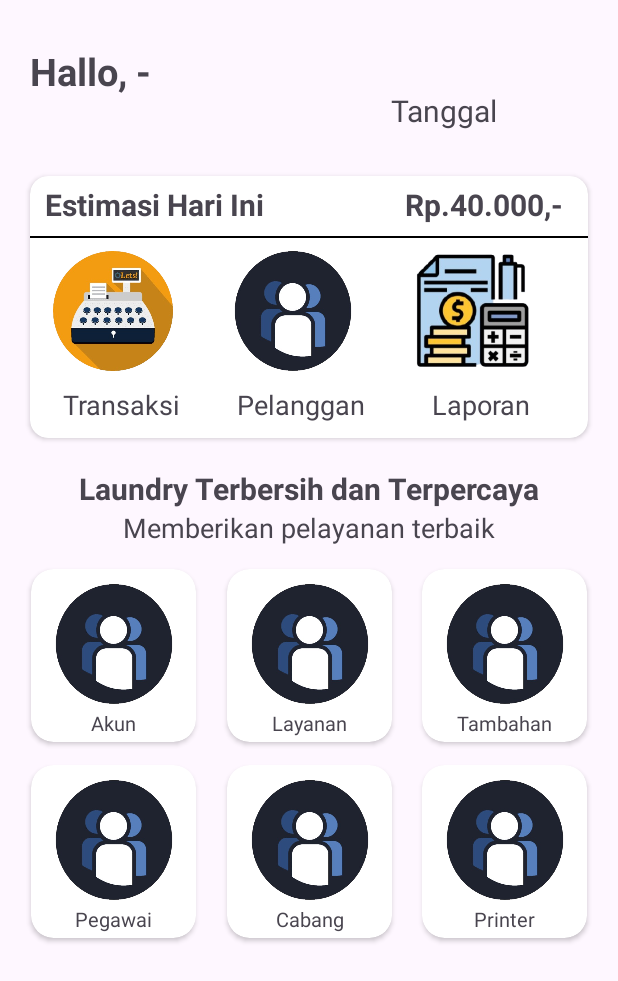
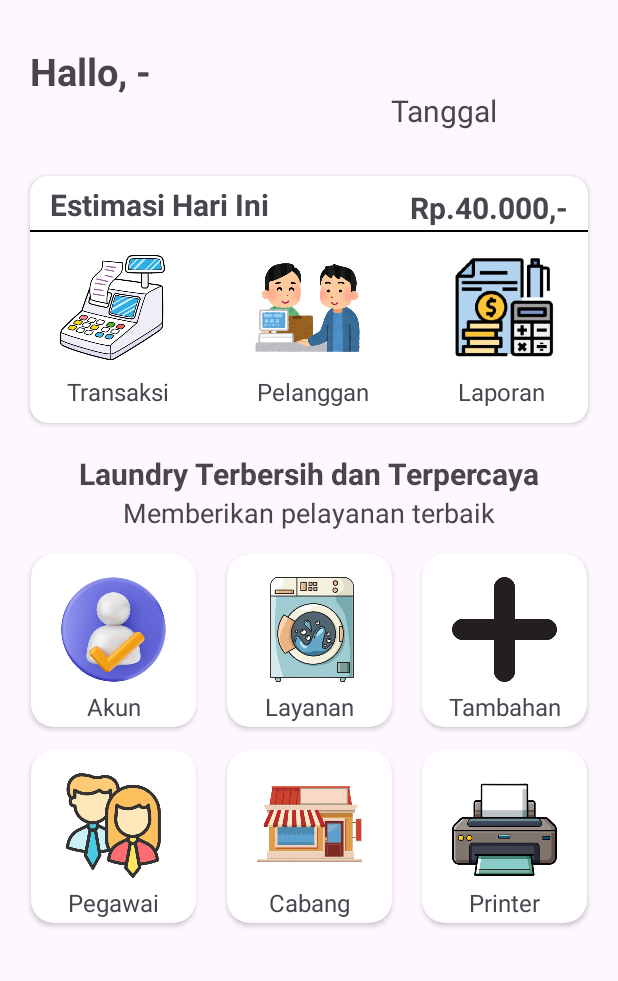
Before and after one commit to RahmaniaNurulA/Laundry, an Android app: the MainActivity screen opened directly, with no data from a screen before it, on a phone screen of 412 x 824 dp. Shown: the top 981 px of the screen. Run offline under Robolectric (Android 15) with nearby library versions, the light colour scheme and no system bars.

Commit message:
desain potrait aplikasi laundry

```diff
--- a/app/src/main/res/layout/activity_main.xml
+++ b/app/src/main/res/layout/activity_main.xml
@@ -44,70 +44,120 @@
         android:layout_marginStart="20dp"
         android:layout_marginEnd="20dp">
 
+        <androidx.constraintlayout.widget.ConstraintLayout
+            android:layout_width="match_parent"
+            android:layout_height="wrap_content">
         <TextView
+            android:id="@+id/tves"
             android:layout_width="wrap_content"
             android:layout_height="wrap_content"
             android:text="Estimasi Hari Ini"
             android:textStyle="bold"
             android:textSize="20dp"
+            app:layout_constraintTop_toTopOf="parent"
+            app:layout_constraintBottom_toTopOf="@id/garis"
+            app:layout_constraintStart_toStartOf="parent"
+            app:layout_constraintEnd_toStartOf="@id/tvrp"
             android:layout_marginTop="5dp"
             android:layout_marginStart="10dp"/>
         <TextView
+            android:id="@+id/tvrp"
             android:layout_width="wrap_content"
             android:layout_height="wrap_content"
             android:text="Rp.40.000,-"
             android:textStyle="bold"
             android:layout_marginTop="5dp"
+            android:layout_marginEnd="10dp"
+            app:layout_constraintTop_toTopOf="parent"
+            app:layout_constraintBottom_toTopOf="@id/garis"
+            app:layout_constraintStart_toEndOf="@id/tves"
+            app:layout_constraintEnd_toEndOf="parent"
             android:textSize="20dp"
-            android:layout_marginStart="250dp"/>
+            android:layout_marginStart="90dp"/>
         <View
+            android:id="@+id/garis"
             android:layout_width="match_parent"
             android:layout_height="1dp"
-            android:layout_marginTop="40dp"
+            android:layout_marginTop="3dp"
+            app:layout_constraintTop_toBottomOf="@id/tves"
+            app:layout_constraintStart_toStartOf="parent"
+            app:layout_constraintEnd_toEndOf="parent"
             android:background="@color/black"/>
         <ImageButton
-            android:layout_width="80dp"
-            android:layout_height="80dp"
-            android:layout_marginTop="50dp"
-            android:layout_marginStart="15dp"
+            android:id="@+id/itransaksi"
+            android:layout_width="70dp"
+            android:layout_height="70dp"
+            android:layout_marginTop="15dp"
+            android:layout_marginStart="20dp"
+            android:contentDescription="Transaksi"
+            app:layout_constraintTop_toBottomOf="@id/garis"
+            app:layout_constraintBottom_toTopOf="@id/tvtransaksi"
+            app:layout_constraintStart_toStartOf="parent"
             android:background="@drawable/transaksi"/>
         <TextView
+            android:id="@+id/tvtransaksi"
             android:layout_width="wrap_content"
             android:layout_height="wrap_content"
             android:text="Transaksi"
-            android:textSize="18dp"
-            android:layout_marginTop="140dp"
+            android:textSize="16sp"
+            app:layout_constraintTop_toBottomOf="@id/itransaksi"
+            app:layout_constraintStart_toStartOf="parent"
+            app:layout_constraintBottom_toBottomOf="parent"
+            app:layout_constraintEnd_toStartOf="@id/tvpelanggan"
+            android:layout_marginTop="10dp"
             android:layout_marginBottom="10dp"
-            android:layout_marginStart="22dp"/>
+            android:layout_marginStart="5dp"/>
         <ImageButton
-            android:layout_width="80dp"
-            android:layout_height="80dp"
-            android:layout_marginTop="50dp"
-            android:layout_marginStart="135dp"
+            android:id="@+id/ipelanggan"
+            android:layout_width="70dp"
+            android:layout_height="70dp"
+            android:contentDescription="Pelanggan"
+            app:layout_constraintStart_toEndOf="@id/itransaksi"
+            app:layout_constraintTop_toBottomOf="@id/garis"
+            android:layout_marginTop="15dp"
+            android:layout_marginStart="60dp"
             android:background="@drawable/pelanggan"/>
         <TextView
+            android:id="@+id/tvpelanggan"
             android:layout_width="wrap_content"
             android:layout_height="wrap_content"
             android:text="Pelanggan"
-            android:textSize="18dp"
-            android:layout_marginTop="140dp"
+            android:textSize="16sp"
+            app:layout_constraintStart_toEndOf="@id/tvtransaksi"
+            app:layout_constraintTop_toBottomOf="@id/ipelanggan"
+            app:layout_constraintBottom_toBottomOf="parent"
+            app:layout_constraintEnd_toStartOf="@id/tvlaporan"
+            android:layout_marginTop="10dp"
             android:layout_marginBottom="10dp"
-            android:layout_marginStart="138dp"/>
+            android:layout_marginStart="40dp"
+            android:layout_marginEnd="20dp"/>
         <ImageButton
-            android:layout_width="80dp"
-            android:layout_height="80dp"
-            android:layout_marginTop="50dp"
-            android:layout_marginStart="255dp"
-            android:layout_marginEnd="15dp"
+            android:id="@+id/ilaporan"
+            android:layout_width="70dp"
+            android:layout_height="70dp"
+            android:layout_marginTop="15dp"
+            android:layout_marginStart="60dp"
+            android:contentDescription="Laporan"
+            app:layout_constraintStart_toEndOf="@id/ipelanggan"
+            app:layout_constraintEnd_toEndOf="parent"
+            app:layout_constraintTop_toBottomOf="@id/garis"
+            android:layout_marginEnd="20dp"
             android:background="@drawable/laporan"/>
         <TextView
+            android:id="@+id/tvlaporan"
             android:layout_width="wrap_content"
             android:layout_height="wrap_content"
             android:text="Laporan"
-            android:textSize="18dp"
-            android:layout_marginTop="140dp"
+            android:textSize="16sp"
+            app:layout_constraintTop_toBottomOf="@id/ilaporan"
+            app:layout_constraintBottom_toBottomOf="parent"
+            app:layout_constraintStart_toEndOf="@id/tvpelanggan"
+            app:layout_constraintEnd_toEndOf="parent"
+            android:layout_marginTop="10dp"
             android:layout_marginBottom="10dp"
-            android:layout_marginStart="268dp"/>
+            android:layout_marginStart="20dp"
+            android:layout_marginEnd="10dp"/>
+        </androidx.constraintlayout.widget.ConstraintLayout>
     </androidx.cardview.widget.CardView>
 
     <TextView
@@ -151,10 +201,10 @@
 
             <ImageView
                 android:id="@+id/iakun"
-                android:layout_width="80dp"
-                android:layout_height="80dp"
-                android:layout_marginTop="10dp"
-                android:background="@drawable/pelanggan"
+                android:layout_width="70dp"
+                android:layout_height="70dp"
+                android:layout_marginTop="15dp"
+                android:background="@drawable/akun"
                 app:layout_constraintEnd_toEndOf="parent"
                 app:layout_constraintStart_toStartOf="parent"
                 app:layout_constraintBottom_toTopOf="@id/tvakun"
@@ -164,9 +214,9 @@
                 android:id="@+id/tvakun"
                 android:layout_width="wrap_content"
                 android:layout_height="wrap_content"
-                android:layout_marginTop="3dp"
+                android:layout_marginTop="5dp"
                 android:text="Akun"
-                android:textSize="13sp"
+                android:textSize="16sp"
                 android:textAlignment="center"
                 app:layout_constraintStart_toStartOf="parent"
                 app:layout_constraintEnd_toEndOf="parent"
@@ -192,10 +242,10 @@
 
             <ImageView
                 android:id="@+id/ilayan"
-                android:layout_width="80dp"
-                android:layout_height="80dp"
-                android:layout_marginTop="10dp"
-                android:background="@drawable/pelanggan"
+                android:layout_width="70dp"
+                android:layout_height="70dp"
+                android:layout_marginTop="15dp"
+                android:background="@drawable/layanan"
                 app:layout_constraintEnd_toEndOf="parent"
                 app:layout_constraintStart_toStartOf="parent"
                 app:layout_constraintBottom_toTopOf="@id/tvlayan"
@@ -205,9 +255,9 @@
                 android:id="@+id/tvlayan"
                 android:layout_width="wrap_content"
                 android:layout_height="wrap_content"
-                android:layout_marginTop="3dp"
+                android:layout_marginTop="5dp"
                 android:text="Layanan"
-                android:textSize="13sp"
+                android:textSize="16sp"
                 android:textAlignment="center"
                 app:layout_constraintStart_toStartOf="parent"
                 app:layout_constraintEnd_toEndOf="parent"
@@ -233,10 +283,10 @@
 
             <ImageView
                 android:id="@+id/itambah"
-                android:layout_width="80dp"
-                android:layout_height="80dp"
-                android:layout_marginTop="10dp"
-                android:background="@drawable/pelanggan"
+                android:layout_width="70dp"
+                android:layout_height="70dp"
+                android:layout_marginTop="15dp"
+                android:background="@drawable/tambahan"
                 app:layout_constraintEnd_toEndOf="parent"
                 app:layout_constraintStart_toStartOf="parent"
                 app:layout_constraintBottom_toTopOf="@id/tvtambah"
@@ -246,9 +296,9 @@
                 android:id="@+id/tvtambah"
                 android:layout_width="wrap_content"
                 android:layout_height="wrap_content"
-                android:layout_marginTop="3dp"
+                android:layout_marginTop="5dp"
                 android:text="Tambahan"
-                android:textSize="13sp"
+                android:textSize="16sp"
                 android:textAlignment="center"
                 app:layout_constraintStart_toStartOf="parent"
                 app:layout_constraintEnd_toEndOf="parent"
@@ -274,10 +324,10 @@
 
             <ImageView
                 android:id="@+id/ipegawai"
-                android:layout_width="80dp"
-                android:layout_height="80dp"
-                android:layout_marginTop="10dp"
-                android:background="@drawable/pelanggan"
+                android:layout_width="70dp"
+                android:layout_height="70dp"
+                android:layout_marginTop="15dp"
+                android:background="@drawable/pegawai"
                 app:layout_constraintEnd_toEndOf="parent"
                 app:layout_constraintStart_toStartOf="parent"
                 app:layout_constraintBottom_toTopOf="@id/tvpegawai"
@@ -287,9 +337,9 @@
                 android:id="@+id/tvpegawai"
                 android:layout_width="wrap_content"
                 android:layout_height="wrap_content"
-                android:layout_marginTop="3dp"
+                android:layout_marginTop="5dp"
                 android:text="Pegawai"
-                android:textSize="13sp"
+                android:textSize="16sp"
                 android:textAlignment="center"
                 app:layout_constraintStart_toStartOf="parent"
                 app:layout_constraintEnd_toEndOf="parent"
@@ -315,10 +365,10 @@
 
             <ImageView
                 android:id="@+id/icabang"
-                android:layout_width="80dp"
-                android:layout_height="80dp"
-                android:layout_marginTop="10dp"
-                android:background="@drawable/pelanggan"
+                android:layout_width="70dp"
+                android:layout_height="70dp"
+                android:layout_marginTop="15dp"
+                android:background="@drawable/cabang"
                 app:layout_constraintEnd_toEndOf="parent"
                 app:layout_constraintStart_toStartOf="parent"
                 app:layout_constraintBottom_toTopOf="@id/tvcabang"
@@ -328,9 +378,9 @@
                 android:id="@+id/tvcabang"
                 android:layout_width="wrap_content"
                 android:layout_height="wrap_content"
-                android:layout_marginTop="3dp"
+                android:layout_marginTop="5dp"
                 android:text="Cabang"
-                android:textSize="13sp"
+                android:textSize="16sp"
                 android:textAlignment="center"
                 app:layout_constraintStart_toStartOf="parent"
                 app:layout_constraintEnd_toEndOf="parent"
@@ -355,10 +405,10 @@
 
             <ImageView
                 android:id="@+id/iprint"
-                android:layout_width="80dp"
-                android:layout_height="80dp"
-                android:layout_marginTop="10dp"
-                android:background="@drawable/pelanggan"
+                android:layout_width="70dp"
+                android:layout_height="70dp"
+                android:layout_marginTop="15dp"
+                android:background="@drawable/printer"
                 app:layout_constraintEnd_toEndOf="parent"
                 app:layout_constraintStart_toStartOf="parent"
                 app:layout_constraintBottom_toTopOf="@id/tvprint"
@@ -368,9 +418,9 @@
                 android:id="@+id/tvprint"
                 android:layout_width="wrap_content"
                 android:layout_height="wrap_content"
-                android:layout_marginTop="3dp"
+                android:layout_marginTop="5dp"
                 android:text="Printer"
-                android:textSize="13sp"
+                android:textSize="16sp"
                 android:textAlignment="center"
                 app:layout_constraintStart_toStartOf="parent"
                 app:layout_constraintEnd_toEndOf="parent"
```
Also changed, not shown: app/src/main/res/drawable/akun.png (added), app/src/main/res/drawable/cabang.png (added), app/src/main/res/drawable/layanan.png (added), app/src/main/res/drawable/pegawai.png (added), app/src/main/res/drawable/pelanggan.png, app/src/main/res/drawable/printer.png (added), app/src/main/res/drawable/tambahan.png (added), app/src/main/res/drawable/transaksi.png.
